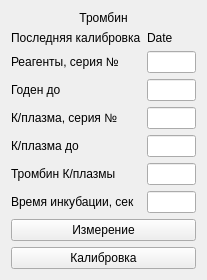
Before: the Qt Designer form choisedialog/ko4.ui in krang4d/Agrekola, drawn with Qt 5.
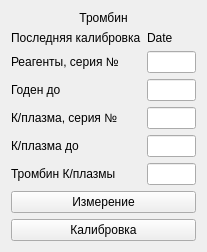
After: the same form once the commit is applied.

Patch:
```diff
--- a/choisedialog/ko4.ui
+++ b/choisedialog/ko4.ui
@@ -7,7 +7,7 @@
     <x>0</x>
     <y>0</y>
     <width>207</width>
-    <height>266</height>
+    <height>240</height>
    </rect>
   </property>
   <property name="windowTitle">
@@ -120,19 +120,6 @@
      <item row="5" column="1">
       <widget class="QLineEdit" name="lineEdit_27"/>
      </item>
-     <item row="6" column="0">
-      <widget class="QLabel" name="label_47">
-       <property name="text">
-        <string>Время инкубации, сек</string>
-       </property>
-       <property name="buddy">
-        <cstring>lineEdit_3</cstring>
-       </property>
-      </widget>
-     </item>
-     <item row="6" column="1">
-      <widget class="QLineEdit" name="lineEdit_3"/>
-     </item>
     </layout>
    </item>
    <item>
```
